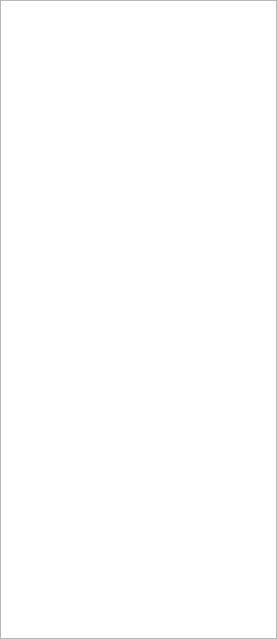
First picture: the form in gui/sidebar_ui.ui, repository zyzzzasdhjk/database_project, before the edit.
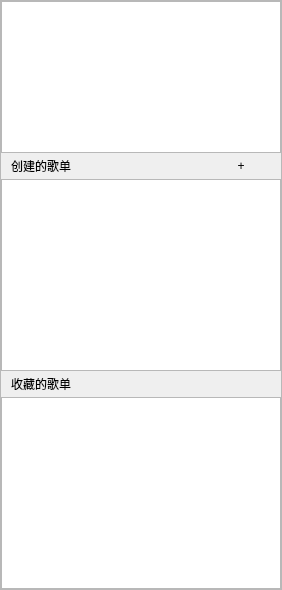
Second picture: the form after the edit.

Commit message: 11.25 重构sidebar，但是不是很理想

```diff
--- a/gui/sidebar_ui.ui
+++ b/gui/sidebar_ui.ui
@@ -6,14 +6,14 @@
    <rect>
     <x>0</x>
     <y>0</y>
-    <width>277</width>
-    <height>639</height>
+    <width>282</width>
+    <height>590</height>
    </rect>
   </property>
   <property name="windowTitle">
    <string>Form</string>
   </property>
-  <layout class="QVBoxLayout" name="verticalLayout">
+  <layout class="QVBoxLayout" name="verticalLayout" stretch="0">
    <property name="spacing">
     <number>0</number>
    </property>
@@ -30,10 +30,114 @@
     <number>0</number>
    </property>
    <item>
-    <widget class="QListWidget" name="listWidget">
-     <property name="styleSheet">
-      <string notr="true">font: 10pt &quot;微软雅黑&quot;;</string>
+    <widget class="QScrollArea" name="scrollArea">
+     <property name="widgetResizable">
+      <bool>true</bool>
      </property>
+     <widget class="QWidget" name="scrollAreaWidgetContents">
+      <property name="geometry">
+       <rect>
+        <x>0</x>
+        <y>0</y>
+        <width>280</width>
+        <height>588</height>
+       </rect>
+      </property>
+      <layout class="QVBoxLayout" name="verticalLayout_3">
+       <property name="spacing">
+        <number>0</number>
+       </property>
+       <property name="leftMargin">
+        <number>0</number>
+       </property>
+       <property name="topMargin">
+        <number>0</number>
+       </property>
+       <property name="rightMargin">
+        <number>0</number>
+       </property>
+       <property name="bottomMargin">
+        <number>0</number>
+       </property>
+       <item>
+        <layout class="QVBoxLayout" name="verticalLayout_2" stretch="1,1,0,1,0">
+         <item>
+          <widget class="QListWidget" name="NomalListWidget"/>
+         </item>
+         <item>
+          <layout class="QHBoxLayout" name="horizontalLayout">
+           <item>
+            <widget class="QPushButton" name="pushButton">
+             <property name="text">
+              <string>创建的歌单</string>
+             </property>
+             <property name="flat">
+              <bool>true</bool>
+             </property>
+            </widget>
+           </item>
+           <item>
+            <spacer name="horizontalSpacer_2">
+             <property name="orientation">
+              <enum>Qt::Horizontal</enum>
+             </property>
+             <property name="sizeHint" stdset="0">
+              <size>
+               <width>40</width>
+               <height>20</height>
+              </size>
+             </property>
+            </spacer>
+           </item>
+           <item>
+            <widget class="QPushButton" name="pushButton_2">
+             <property name="text">
+              <string>+</string>
+             </property>
+             <property name="flat">
+              <bool>true</bool>
+             </property>
+            </widget>
+           </item>
+          </layout>
+         </item>
+         <item>
+          <widget class="QListWidget" name="CreateSheetListWidget"/>
+         </item>
+         <item>
+          <layout class="QHBoxLayout" name="horizontalLayout_2">
+           <item>
+            <widget class="QPushButton" name="pushButton_3">
+             <property name="text">
+              <string>收藏的歌单</string>
+             </property>
+             <property name="flat">
+              <bool>true</bool>
+             </property>
+            </widget>
+           </item>
+           <item>
+            <spacer name="horizontalSpacer">
+             <property name="orientation">
+              <enum>Qt::Horizontal</enum>
+             </property>
+             <property name="sizeHint" stdset="0">
+              <size>
+               <width>40</width>
+               <height>20</height>
+              </size>
+             </property>
+            </spacer>
+           </item>
+          </layout>
+         </item>
+         <item>
+          <widget class="QListWidget" name="FavorSheetListWidget"/>
+         </item>
+        </layout>
+       </item>
+      </layout>
+     </widget>
     </widget>
    </item>
   </layout>
```
The commit also changes 6 other files.
